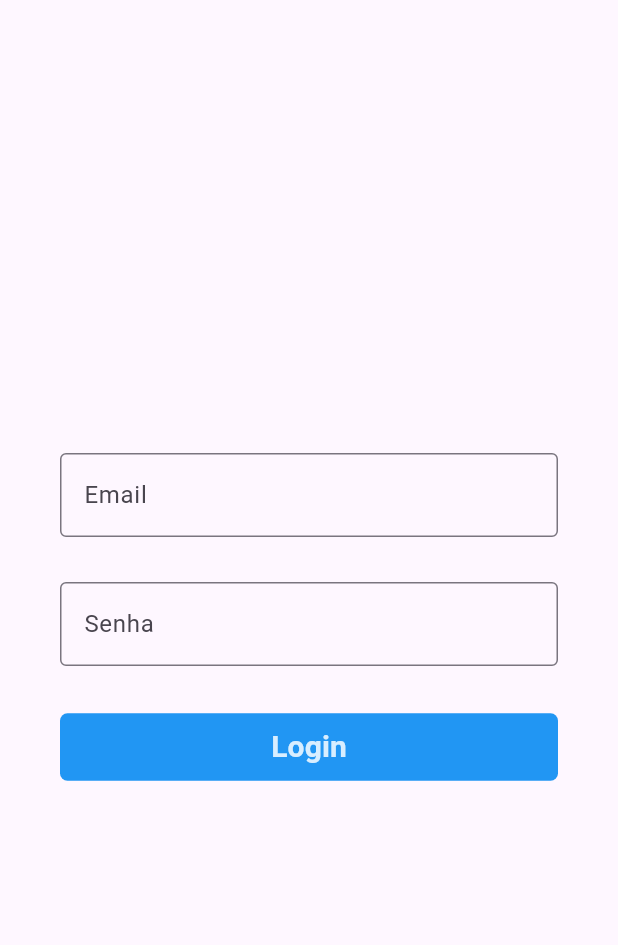
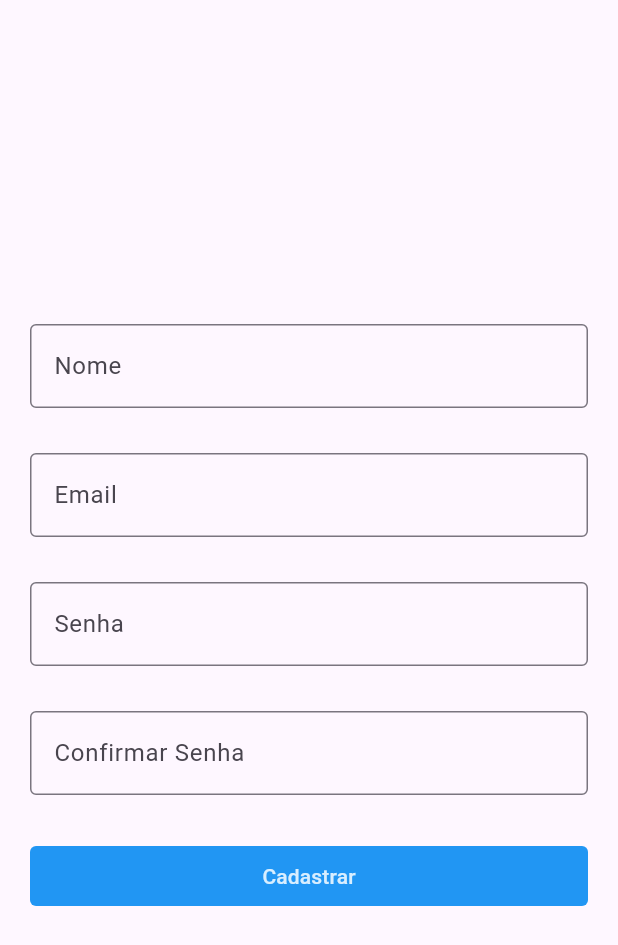
Before and after one commit to RenatoNMG/free, a Flutter app: the screen it shows after launch, on a phone screen of 412 x 824 dp. Shown: the top 945 px of the screen. Run offline on Flutter 3.47's test engine with Material 3 defaults, Android fonts, the phone set to English and light mode, and no system bars.

Commit message:
tela registro

```diff
--- a/lib/app.dart
+++ b/lib/app.dart
@@ -1,5 +1,6 @@
 import 'package:flutter/material.dart';
 import 'package:freelas/modeles/auth/pages/login_page.dart';
+import 'package:freelas/modeles/auth/pages/register_page.dart';
 import 'package:freelas/pages/home_page.dart';
 
 class MyApp extends StatelessWidget {
@@ -12,7 +13,7 @@ class MyApp extends StatelessWidget {
       theme: ThemeData(
         colorScheme: ColorScheme.fromSeed(seedColor: Colors.deepPurple),
       ),
-      home: LoginPage(),
+      home: RegisterPage(),
       debugShowCheckedModeBanner: false,
     );
   }
--- a/lib/modeles/auth/pages/register_page.dart
+++ b/lib/modeles/auth/pages/register_page.dart
@@ -0,0 +1,69 @@
+import 'package:flutter/material.dart';
+
+class RegisterPage extends StatefulWidget {
+  const RegisterPage({super.key});
+
+  @override
+  State<RegisterPage> createState() => _RegisterPageState();
+}
+
+class _RegisterPageState extends State<RegisterPage> {
+  @override
+  Widget build(BuildContext context) {
+    return Scaffold(
+      body: Padding(
+        padding: const EdgeInsets.symmetric(horizontal: 20),
+        child: Column(
+          mainAxisAlignment: MainAxisAlignment.center,
+          children: [
+            const TextField(
+              decoration: InputDecoration(
+                labelText: "Nome",
+                border: OutlineInputBorder(),
+              ),
+            ),
+            const SizedBox(height: 30),
+            const TextField(
+              decoration: InputDecoration(
+                labelText: "Email",
+                border: OutlineInputBorder(),
+              ),
+            ),
+            const SizedBox(height: 30),
+            const TextField(
+              decoration: InputDecoration(
+                labelText: "Senha",
+                border: OutlineInputBorder(),
+              ),
+            ),
+            const SizedBox(height: 30),
+            const TextField(
+              decoration: InputDecoration(
+                labelText: "Confirmar Senha",
+                border: OutlineInputBorder(),
+              ),
+            ),
+            SizedBox(height: 30),
+            SizedBox(
+              width: double.infinity,
+
+              child: TextButton(
+                onPressed: () {},
+                style: TextButton.styleFrom(
+                  backgroundColor: Colors.blue,
+                  shape: RoundedRectangleBorder(
+                    borderRadius: BorderRadius.circular(4),
+                  ),
+                ),
+                child: Text(
+                  "Cadastrar",
+                  style: TextStyle(color: Color.fromARGB(255, 216, 238, 255)),
+                ),
+              ),
+            ),
+          ],
+        ),
+      ),
+    );
+  }
+}
```
